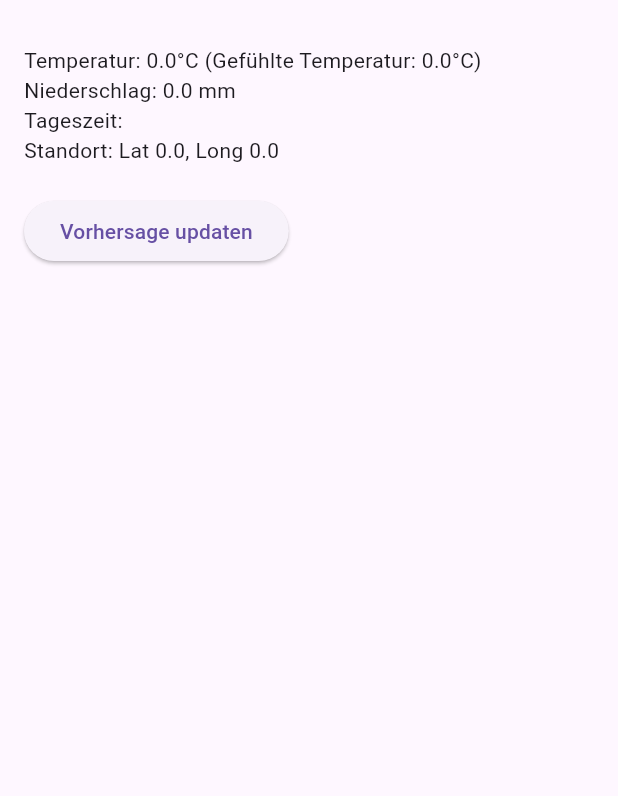
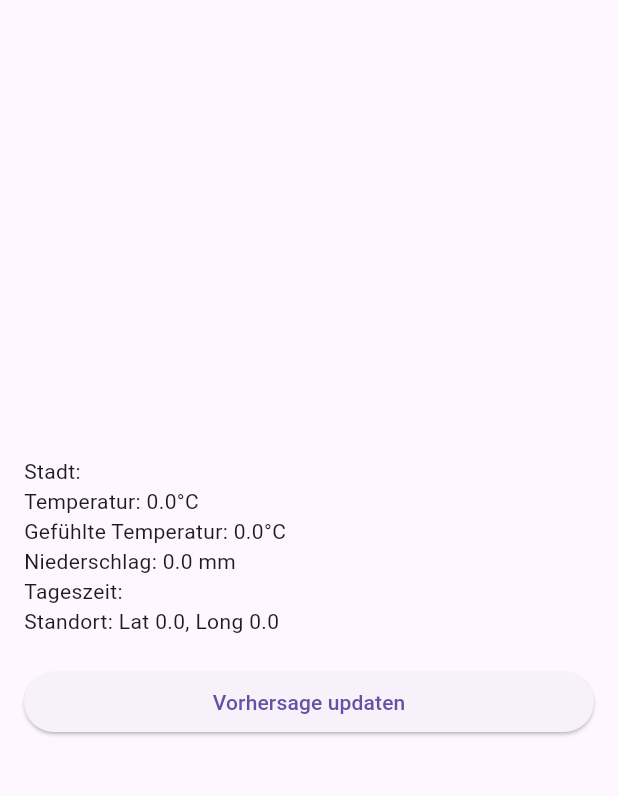
Before and after one commit to roydietrich73/wetter_app_, a Flutter app: the screen it shows after launch, after a tap on "Vorhersage updaten", on a phone screen of 412 x 824 dp, the part 63-859 px from its top. Run offline on Flutter 3.47's test engine with Material 3 defaults, Android fonts, the phone set to English and light mode, and no system bars; network calls fail.

Commit message:
last call

```diff
--- a/lib/main.dart
+++ b/lib/main.dart
@@ -8,6 +8,9 @@ import 'package:flutter/material.dart';
 void main() {
   runApp(MyWeatherApp());
 }
+  const url =
+        'https://api.open-meteo.com/v1/forecast?latitude=48.783333&longitude=9.183333&current=temperature_2m,apparent_temperature,is_day,precipitation&timezone=Europe%2FBerlin&forecast_days=1';
+
 
 class MyWeatherApp extends StatelessWidget {
   @override
@@ -38,28 +41,31 @@ class _WeatherDetailsState extends State<WeatherDetails> {
   double latitude = 0.0;
   double longitude = 0.0;
 
-  get http => null;
 
-  Future<String> fetchWeatherData() async {
+
+
+  Future<String> get fetchWeatherData async {
     const url =
         'https://api.open-meteo.com/v1/forecast?latitude=48.783333&longitude=9.183333&current=temperature_2m,apparent_temperature,is_day,precipitation&timezone=Europe%2FBerlin&forecast_days=1';
 
-    final response = await http.get(Uri.parse(url));
+
+
+    final response = await get(Uri.parse(url));
 
     if (response.statusCode == 200) {
       return response.body;
     } else {
-      throw Exception('Failed to load weather data');
+      throw Exception('Wetter Daten fehlen');
     }
   }
 
   void updateForecast() async {
     try {
-      String jsonString = await fetchWeatherData();
+      String jsonString = await fetchWeatherData;
       Map<String, dynamic> weatherData = json.decode(jsonString);
 
       setState(() {
-        city = 'Stuttgart'; // Stadt kann direkt aus dem JSON-Objekt genommen werden, falls verfügbar
+        city = 'Stuttgart';
         temperature = weatherData['current']['temperature_2m'];
         feelsLike = weatherData['current']['apparent_temperature'];
         precipitation = weatherData['current']['precipitation'];
@@ -68,7 +74,7 @@ class _WeatherDetailsState extends State<WeatherDetails> {
         longitude = weatherData['longitude'];
       });
     } catch (e) {
-      print('Fehler beim Abrufen der Wetterdaten: $e');
+
     }
   }
 
@@ -77,10 +83,13 @@ class _WeatherDetailsState extends State<WeatherDetails> {
     return Padding(
       padding: const EdgeInsets.all(16.0),
       child: Column(
-        crossAxisAlignment: CrossAxisAlignment.start,
+        mainAxisAlignment: MainAxisAlignment.center,
+        crossAxisAlignment: CrossAxisAlignment.stretch,
         children: [
-          Text('Temperatur: ${temperature}°C (Gefühlte Temperatur: ${feelsLike}°C)'),
-          Text('Niederschlag: ${precipitation} mm'),
+          Text('Stadt: $city'),
+          Text('Temperatur: $temperature°C'),
+          Text('Gefühlte Temperatur: $feelsLike°C'),
+          Text('Niederschlag: $precipitation mm'),
           Text('Tageszeit: $timeOfDay'),
           Text('Standort: Lat $latitude, Long $longitude'),
           const SizedBox(height: 20),
```
